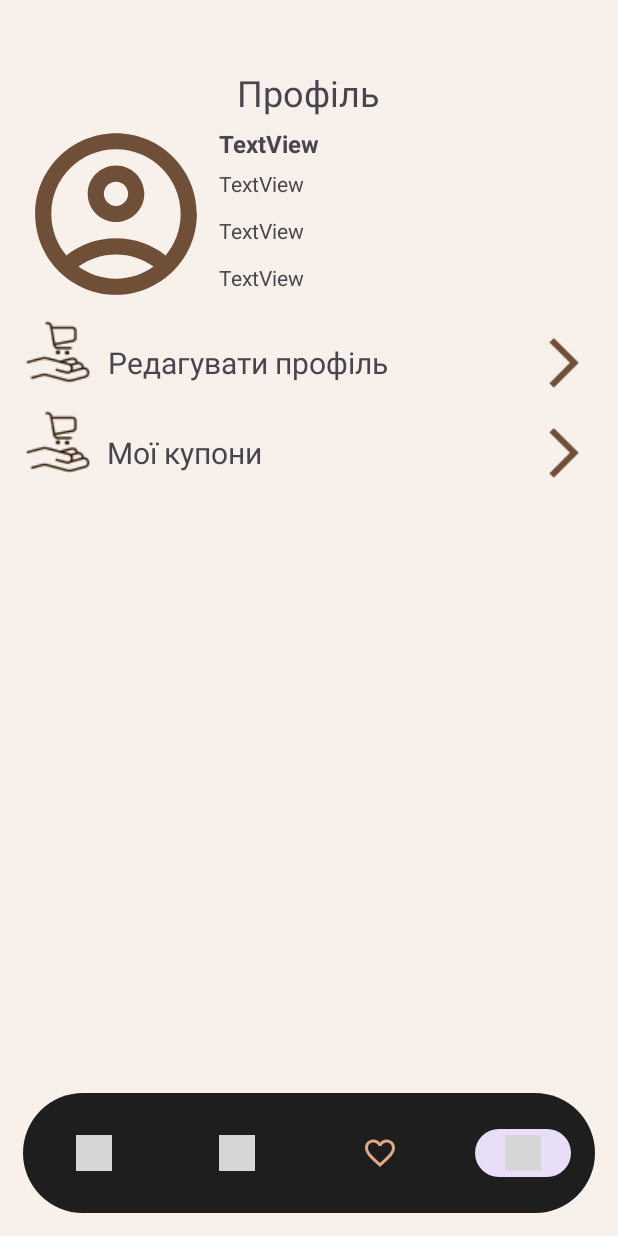
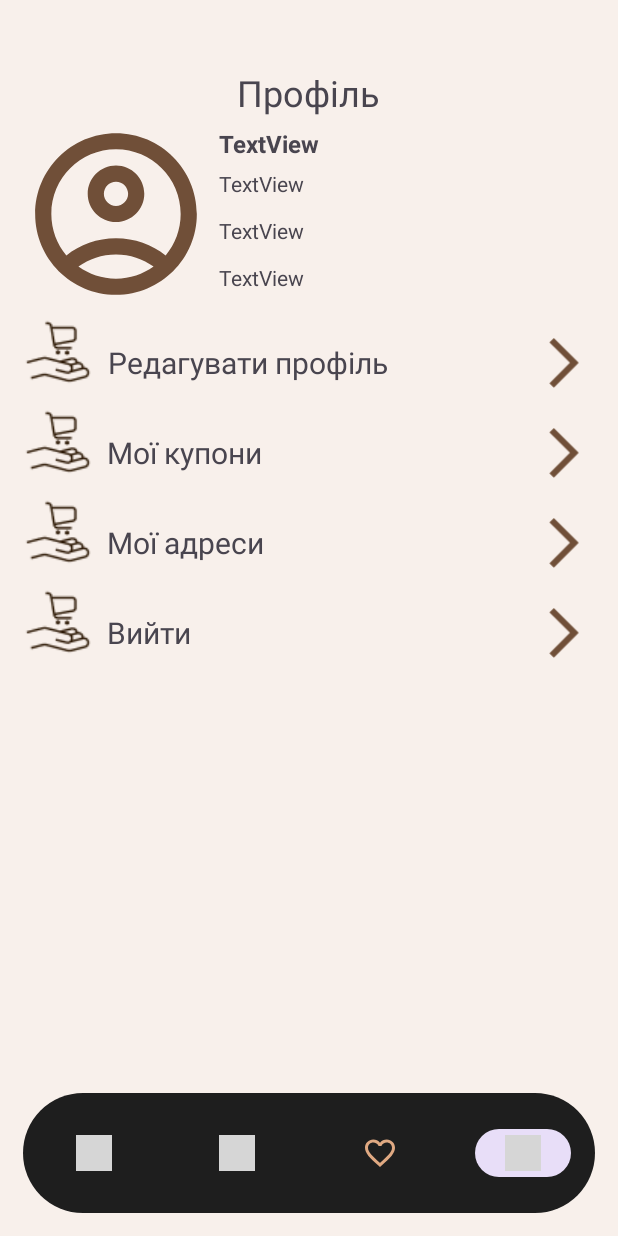
Before and after one commit to Ivanka-karaim/ShopMateMobile, an Android app: the MainActivity2 screen opened directly, with no data from a screen before it, item 4 of the bottom bar chosen, on a phone screen of 412 x 824 dp. Run offline under Robolectric (Android 15) with nearby library versions, the phone set to English and light mode, and no system bars; network calls fail; 1 statement that could not run was skipped; grey boxes are pictures that could not be loaded.

Commit message:
add address

```diff
--- a/app/src/main/java/com/example/shopmatemobile/ImageDialogFragment.kt
+++ b/app/src/main/java/com/example/shopmatemobile/ImageDialogFragment.kt
@@ -49,7 +49,7 @@ class ImageDialogFragment : DialogFragment() {
         }
 
         dialog?.window?.setBackgroundDrawableResource(android.R.color.transparent)
-        view?.setBackgroundColor(Color.parseColor("#СС000000"))
+        view?.setBackgroundColor(Color.parseColor("#33000000"))
         return view
     }
 
--- a/app/src/main/java/com/example/shopmatemobile/MainActivity2.kt
+++ b/app/src/main/java/com/example/shopmatemobile/MainActivity2.kt
@@ -5,6 +5,7 @@ import androidx.appcompat.app.AppCompatActivity
 import android.os.Bundle
 import android.view.View
 import androidx.fragment.app.Fragment
+import com.example.shopmatemobile.addResources.SharedPreferencesFactory
 import com.example.shopmatemobile.databinding.ActivityMain2Binding
 
 
@@ -17,8 +18,8 @@ class MainActivity2 : AppCompatActivity() {
         replaceFragment(Home())
 
 
-        binding.bottomNavigationView.setOnItemSelectedListener{
-            when(it.itemId){
+        binding.bottomNavigationView.setOnItemSelectedListener {
+            when (it.itemId) {
                 R.id.home -> replaceFragment(Home())
                 R.id.basket -> replaceFragment(Basket())
                 R.id.favourite -> replaceFragment(Favourite())
@@ -33,25 +34,39 @@ class MainActivity2 : AppCompatActivity() {
 
         }
     }
-    private fun replaceFragment(fragment: Fragment){
+
+    private fun replaceFragment(fragment: Fragment) {
         val fragmentManager = supportFragmentManager
         val fragmentTransaction = fragmentManager.beginTransaction()
-        fragmentTransaction.replace(R.id.frame_layout,fragment)
+        fragmentTransaction.replace(R.id.frame_layout, fragment)
         fragmentTransaction.commit()
     }
 
-    fun startActivityEditProfile(view: View){
+    fun startActivityEditProfile(view: View) {
         val intent = Intent(this, EditProfile::class.java)
         startActivity(intent)
     }
 
-    fun startActivityOrderCreation(view: View){
+    fun startActivityOrderCreation(view: View) {
         val intent = Intent(this, OrderCreation::class.java)
         startActivity(intent)
     }
 
-    fun startActivityCoupons(view: View){
+    fun startActivityCoupons(view: View) {
         val intent = Intent(this, Coupons::class.java)
         startActivity(intent)
     }
+
+    fun startActivityAddresses(view: View) {
+        val intent = Intent(this, AddressActivity::class.java)
+        startActivity(intent)
+    }
+
+    fun exitAccount(view: View) {
+        SharedPreferencesFactory(this).clearToken()
+        finishAffinity()
+        val intent = Intent(this, SignIn::class.java)
+        startActivity(intent)
+
+    }
 }
--- a/app/src/main/java/com/example/shopmatemobile/service/AddressService.kt
+++ b/app/src/main/java/com/example/shopmatemobile/service/AddressService.kt
@@ -9,7 +9,6 @@ import android.widget.ImageButton
 import android.widget.TextView
 import com.example.shopmatemobile.R
 import com.example.shopmatemobile.addResources.RetrofitClient
-import com.example.shopmatemobile.addResources.ServiceCallback
 import com.example.shopmatemobile.addResources.SharedPreferencesFactory
 import com.example.shopmatemobile.api.AddressApi
 import com.example.shopmatemobile.model.Address
--- a/app/src/main/res/layout/fragment_profile.xml
+++ b/app/src/main/res/layout/fragment_profile.xml
@@ -182,6 +182,77 @@
                     android:scaleType="fitEnd"
                     android:src="@drawable/arrow_foreground" />
             </RelativeLayout>
+
+            <RelativeLayout
+                android:layout_width="wrap_content"
+                android:layout_height="60dp"
+                android:gravity="center"
+                android:onClick="startActivityAddresses">
+
+                <ImageView
+                    android:id="@+id/button_image_address"
+                    android:layout_width="wrap_content"
+                    android:layout_height="wrap_content"
+                    android:layout_marginStart="16dp"
+                    android:src="@drawable/logo" />
+
+                <TextView
+                    android:id="@+id/button_text_address"
+                    android:layout_width="wrap_content"
+                    android:layout_height="wrap_content"
+                    android:layout_centerVertical="true"
+                    android:layout_marginStart="10dp"
+                    android:layout_toEndOf="@+id/button_image_address"
+                    android:gravity="center"
+                    android:text="@string/my_addresses"
+                    android:textSize="20sp" />
+
+                <ImageView
+                    android:id="@+id/button_addresses"
+                    android:layout_width="40dp"
+                    android:layout_height="40dp"
+                    android:layout_alignParentEnd="true"
+                    android:layout_centerVertical="true"
+                    android:layout_marginEnd="16dp"
+                    android:layout_toEndOf="@+id/button_text_address"
+                    android:scaleType="fitEnd"
+                    android:src="@drawable/arrow_foreground" />
+            </RelativeLayout>
+            <RelativeLayout
+                android:layout_width="wrap_content"
+                android:layout_height="60dp"
+                android:gravity="center"
+                android:onClick="exitAccount">
+
+                <ImageView
+                    android:id="@+id/button_image_exit"
+                    android:layout_width="wrap_content"
+                    android:layout_height="wrap_content"
+                    android:layout_marginStart="16dp"
+                    android:src="@drawable/logo" />
+
+                <TextView
+                    android:id="@+id/button_text_exit"
+                    android:layout_width="wrap_content"
+                    android:layout_height="wrap_content"
+                    android:layout_centerVertical="true"
+                    android:layout_marginStart="10dp"
+                    android:layout_toEndOf="@+id/button_image_exit"
+                    android:gravity="center"
+                    android:text="@string/exit"
+                    android:textSize="20sp" />
+
+                <ImageView
+                    android:id="@+id/button_exit"
+                    android:layout_width="40dp"
+                    android:layout_height="40dp"
+                    android:layout_alignParentEnd="true"
+                    android:layout_centerVertical="true"
+                    android:layout_marginEnd="16dp"
+                    android:layout_toEndOf="@+id/button_text_exit"
+                    android:scaleType="fitEnd"
+                    android:src="@drawable/arrow_foreground" />
+            </RelativeLayout>
         </LinearLayout>
     </LinearLayout>
 
--- a/app/src/main/res/values/strings.xml
+++ b/app/src/main/res/values/strings.xml
@@ -56,6 +56,6 @@
     <string name="old_password">Старий пароль</string>
     <string name="new_password">Новий пароль</string>
     <string name="repeat_new_password">Повторіть новий пароль</string>
-    <!-- TODO: Remove or change this placeholder text -->
+
     <string name="hello_blank_fragment">Hello blank fragment</string>
 </resources>
```
